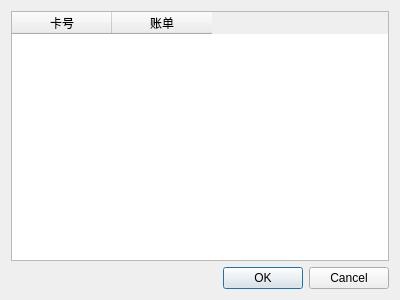
Old version of the form bank/trades.ui in the repository sylxjtu/CppBigassignment.
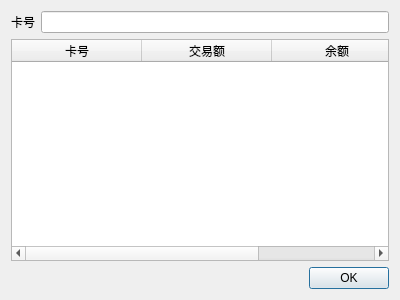
New version of the form.

Commit message: 修复bug，完善交易详单查询

Diff of the .ui file:
```diff
--- a/bank/trades.ui
+++ b/bank/trades.ui
@@ -14,8 +14,43 @@
    <string>Dialog</string>
   </property>
   <layout class="QVBoxLayout" name="verticalLayout">
+   <item>
+    <layout class="QFormLayout" name="formLayout">
+     <item row="0" column="0">
+      <widget class="QLabel" name="Label">
+       <property name="text">
+        <string>卡号</string>
+       </property>
+      </widget>
+     </item>
+     <item row="0" column="1">
+      <widget class="QLineEdit" name="LineEdit"/>
+     </item>
+    </layout>
+   </item>
    <item>
     <widget class="QTableWidget" name="tableWidget">
+     <property name="editTriggers">
+      <set>QAbstractItemView::NoEditTriggers</set>
+     </property>
+     <attribute name="horizontalHeaderVisible">
+      <bool>true</bool>
+     </attribute>
+     <attribute name="horizontalHeaderCascadingSectionResizes">
+      <bool>false</bool>
+     </attribute>
+     <attribute name="horizontalHeaderDefaultSectionSize">
+      <number>130</number>
+     </attribute>
+     <attribute name="horizontalHeaderShowSortIndicator" stdset="0">
+      <bool>false</bool>
+     </attribute>
+     <attribute name="horizontalHeaderStretchLastSection">
+      <bool>true</bool>
+     </attribute>
+     <attribute name="verticalHeaderVisible">
+      <bool>true</bool>
+     </attribute>
      <column>
       <property name="text">
        <string>卡号</string>
@@ -23,7 +58,12 @@
      </column>
      <column>
       <property name="text">
-       <string>账单</string>
+       <string>交易额</string>
+      </property>
+     </column>
+     <column>
+      <property name="text">
+       <string>余额</string>
       </property>
      </column>
     </widget>
@@ -34,7 +74,7 @@
       <enum>Qt::Horizontal</enum>
      </property>
      <property name="standardButtons">
-      <set>QDialogButtonBox::Cancel|QDialogButtonBox::Ok</set>
+      <set>QDialogButtonBox::Ok</set>
      </property>
     </widget>
    </item>
```
The commit also changes 9 other files.
